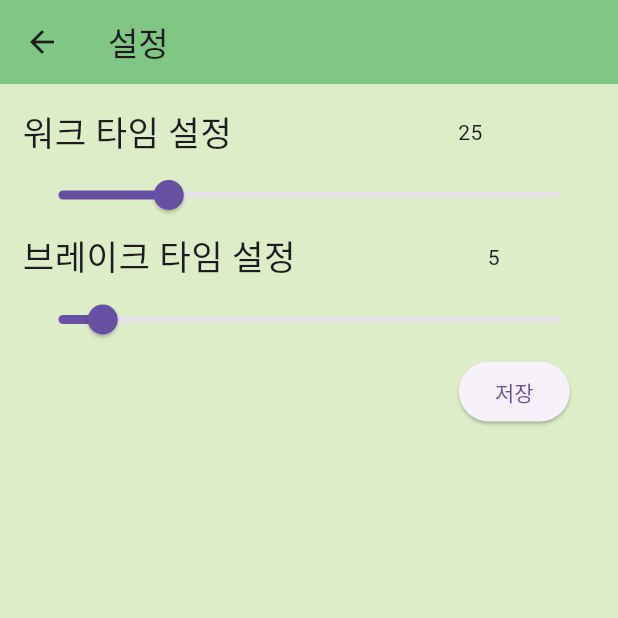
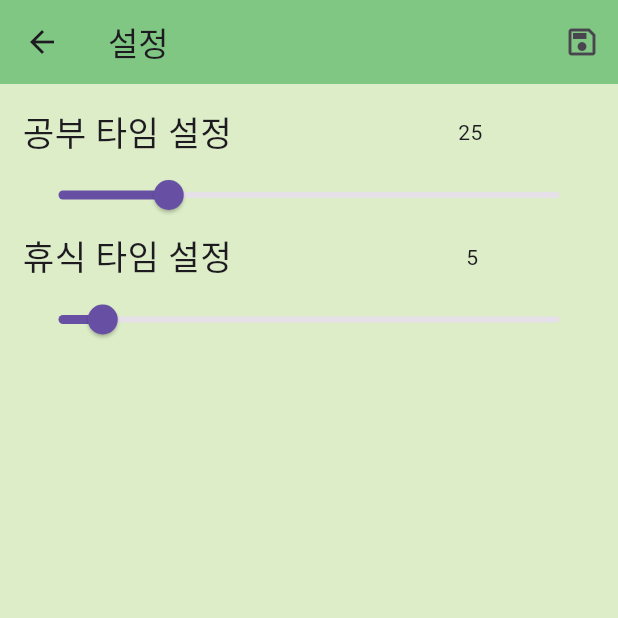
Before and after one commit to woojin20212321/Flutter_Project, a Flutter app: the OptionScreen screen opened directly, on a phone screen of 412 x 824 dp, the top half of it. Run offline on Flutter 3.47's test engine with Material 3 defaults, Android fonts, the light colour scheme and no system bars; our stand-ins replace audioplayers, flutter_screenutil, get, shared_preferences; accounts and stored records are empty.

Commit message:
option_screen

```diff
--- a/pomo/lib/screens/option_screen.dart
+++ b/pomo/lib/screens/option_screen.dart
@@ -23,17 +23,11 @@ class _OptionScreenState extends State<OptionScreen> {
   int optionBreakTime = 5;
   late SharedPreferences prefs;
 
-  void save() {
-    /*Navigator.push(
-      context,
-      MaterialPageRoute(
-          builder: (context) => TimerScreen(workTimeValue, breakTimeValue)),*/
-  }
-
+  void save() {}
   @override
   Widget build(BuildContext context) {
     return ScreenUtilInit(
-      designSize: const Size(360, 800),
+      designSize: Size(360, 800),
       minTextAdapt: true,
       splitScreenMode: true,
       builder: (context, child) {
@@ -41,6 +35,9 @@ class _OptionScreenState extends State<OptionScreen> {
           backgroundColor: Colors.lightGreen[100],
           appBar: AppBar(
             backgroundColor: Colors.green[300],
+            actions: [
+              IconButton(onPressed: save, icon: Icon(Icons.save_outlined))
+            ],
             title: Row(
               mainAxisAlignment: MainAxisAlignment.spaceBetween,
               children: const [
@@ -56,7 +53,7 @@ class _OptionScreenState extends State<OptionScreen> {
                   mainAxisAlignment: MainAxisAlignment.spaceBetween,
                   children: [
                     Text(
-                      '워크 타임 설정',
+                      '공부 타임 설정',
                       style: TextStyle(
                         fontSize: 20.w,
                       ),
@@ -80,7 +77,7 @@ class _OptionScreenState extends State<OptionScreen> {
                   mainAxisAlignment: MainAxisAlignment.spaceBetween,
                   children: [
                     Text(
-                      '브레이크 타임 설정',
+                      '휴식 타임 설정',
                       style: TextStyle(
                         fontSize: 20.w,
                       ),
@@ -100,15 +97,6 @@ class _OptionScreenState extends State<OptionScreen> {
                     optionBreakTime = (optionBreakTime / 60).floor();
                   }),
                 ),
-                Row(
-                  mainAxisAlignment: MainAxisAlignment.end,
-                  children: [
-                    ElevatedButton(onPressed: save, child: Text('저장')),
-                    SizedBox(
-                      width: 15.w,
-                    ),
-                  ],
-                ),
               ],
             ),
           ),
```
Also changed, not shown: pomo/lib/screens/timer_screen.dart (+1 -7 lines).
